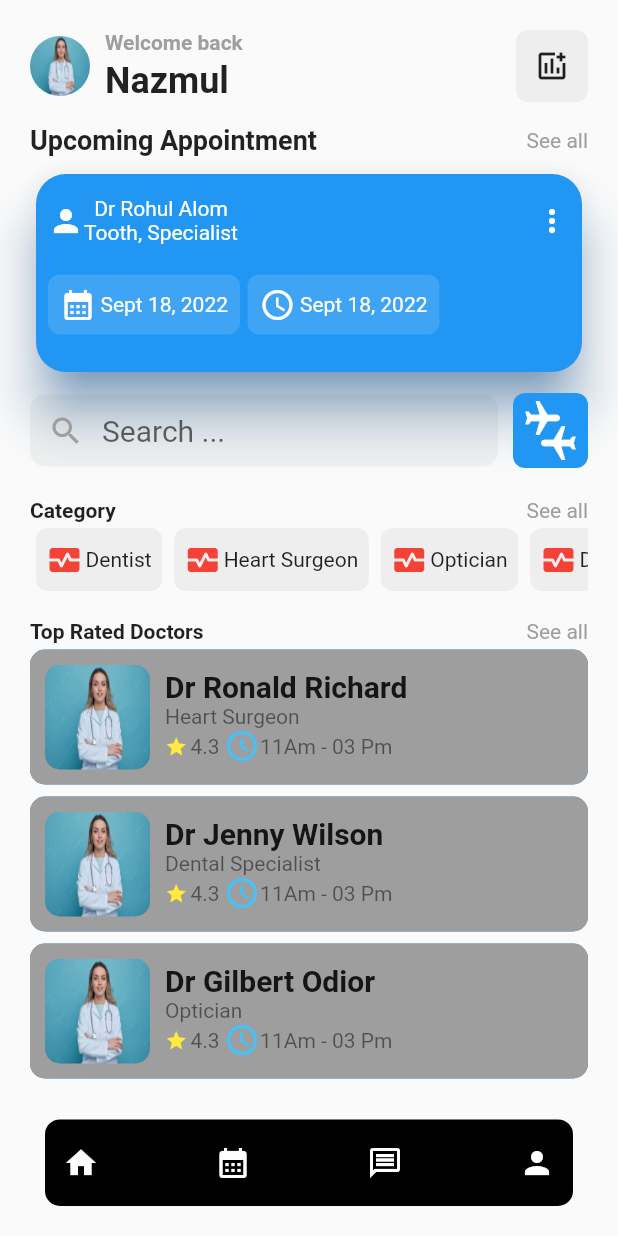
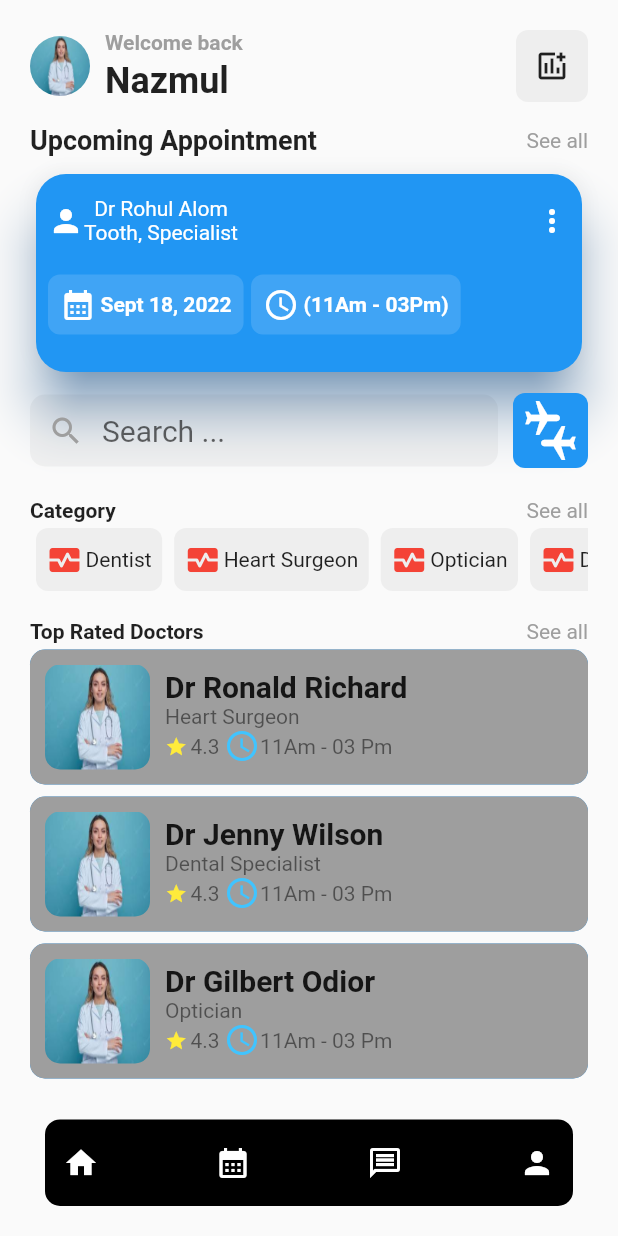
Before and after one commit to ernestkoko/kora_play, a Flutter app: the screen it shows after launch, after a tap on "Get Started", on a phone screen of 412 x 824 dp. Run offline on Flutter 3.47's test engine with Material 2 defaults, Android fonts, the phone set to English and light mode, and no system bars; drawn by our look-alikes of flutter_slidable; our stand-ins replace smooth_page_indicator.

Commit message:
Minor changes

```diff
--- a/lib/app/modules/details_module/details_page.dart
+++ b/lib/app/modules/details_module/details_page.dart
@@ -7,7 +7,11 @@ class DetailsPage extends StatelessWidget {
   @override
   Widget build(BuildContext context) {
     return Scaffold(
+      backgroundColor: Theme.of(context).primaryColor,
       body: SafeArea(
+
+        child: Container(
+          color: Colors.white,
           child: Stack(
             children: [
               Positioned(
@@ -255,6 +259,7 @@ class DetailsPage extends StatelessWidget {
             ],
           ),
         ),
+      ),
     );
   }
 }
--- a/lib/app/modules/home_module/home_page.dart
+++ b/lib/app/modules/home_module/home_page.dart
@@ -159,7 +159,7 @@ class HomePage extends StatelessWidget {
                                         width: 3,
                                       ),
                                       Text("Sept 18, 2022",
-                                          style: TextStyle(color: Colors.white))
+                                          style: TextStyle(color: Colors.white, fontWeight: FontWeight.bold))
                                     ],
                                   ),
                                 ),
@@ -185,8 +185,8 @@ class HomePage extends StatelessWidget {
                                         width: 3,
                                       ),
                                       Text(
-                                        "Sept 18, 2022",
-                                        style: TextStyle(color: Colors.white),
+                                        "(11Am - 03Pm)",
+                                        style: TextStyle(color: Colors.white, fontWeight: FontWeight.bold),
                                       )
                                     ],
                                   ),
--- a/lib/app/modules/onboarding_module/onboarding_page.dart
+++ b/lib/app/modules/onboarding_module/onboarding_page.dart
@@ -20,7 +20,8 @@ class OnboardingPage extends StatelessWidget {
               right: 0,
               child: Container(
                 height: MediaQuery.of(context).size.height * 0.4,
-                padding: EdgeInsets.symmetric(horizontal: 50, vertical: 20),
+                padding:
+                    const EdgeInsets.symmetric(horizontal: 50, vertical: 20),
                 decoration: ShapeDecoration(
                     color: Colors.white,
                     shape: RoundedRectangleBorder(
@@ -31,13 +32,13 @@ class OnboardingPage extends StatelessWidget {
                             MediaQuery.of(context).size.width * 0.5, 50),
                       ),
                     )),
-                child: Column(
-                  mainAxisAlignment: MainAxisAlignment.spaceBetween,
+                child: ListView(
+                  //mainAxisAlignment: MainAxisAlignment.spaceBetween,
                   children: [
-                    SizedBox(
+                    const SizedBox(
                       height: 20,
                     ),
-                    Container(
+                    SizedBox(
                       height: 100,
                       child: PageView(
                         controller: _pageController,
@@ -79,7 +80,15 @@ class OnboardingPage extends StatelessWidget {
                         ),
                       ),
                     ),
-                    GestureDetector(
+                  ],
+                ),
+              ),
+            ),
+            Positioned(
+              bottom: 0,
+              left: 0,
+              right: 0,
+              child: GestureDetector(
                 onTap: () {
                   Navigator.push(
                     context,
@@ -90,9 +99,10 @@ class OnboardingPage extends StatelessWidget {
                 },
                 child: Container(
                   width: MediaQuery.of(context).size.width * 0.8,
-                        padding: const EdgeInsets.symmetric(
-                            vertical: 10, horizontal: 30),
-                        margin: const EdgeInsets.only(bottom: 20),
+                  padding:
+                      const EdgeInsets.symmetric(vertical: 20, horizontal: 30),
+                  margin:
+                      const EdgeInsets.symmetric(vertical: 15, horizontal: 25),
                   decoration: const ShapeDecoration(
                     color: Colors.black,
                     shape: RoundedRectangleBorder(
@@ -104,12 +114,13 @@ class OnboardingPage extends StatelessWidget {
                   child: const Center(
                     child: Text(
                       "Get Started",
-                            style: TextStyle(color: Colors.white),
+                      style: TextStyle(
+                          color: Colors.white,
+                          fontSize: 20,
+                          fontWeight: FontWeight.bold),
                     ),
                   ),
-                      ),
-                    )
-                  ],
+
                 ),
               ),
             )
--- a/lib/main.dart
+++ b/lib/main.dart
@@ -1,4 +1,5 @@
 import 'package:flutter/material.dart';
+import 'package:flutter/services.dart';
 import 'package:kora_play/app/modules/onboarding_module/onboarding_page.dart';
 
 void main() {
@@ -8,9 +9,15 @@ void main() {
 class MyApp extends StatelessWidget {
   const MyApp({Key? key}) : super(key: key);
 
+
   // This widget is the root of your application.
   @override
   Widget build(BuildContext context) {
+    SystemChrome.setPreferredOrientations([
+      DeviceOrientation.portraitUp,
+      DeviceOrientation.portraitDown,
+    ]);
+
     return MaterialApp(
       title: 'Koraplay',
       debugShowCheckedModeBanner: false,
```
Lines whose indentation alone changed are shown as unchanged.
